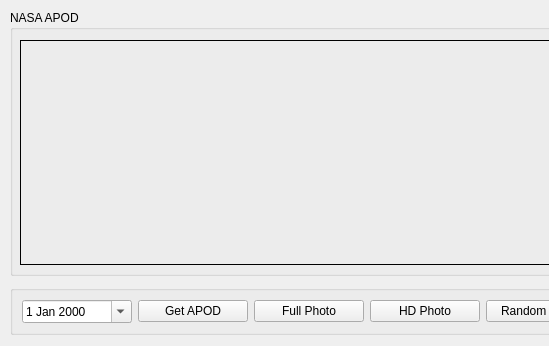
The window that NASA APOD V4/main_window.ui (itinstructor/NASA_APOD_PySide6) describes before a commit, drawn with Qt 5; both pictures show x 0 to 549 and y 0 to 346 of the 851 by 346 pixel window.
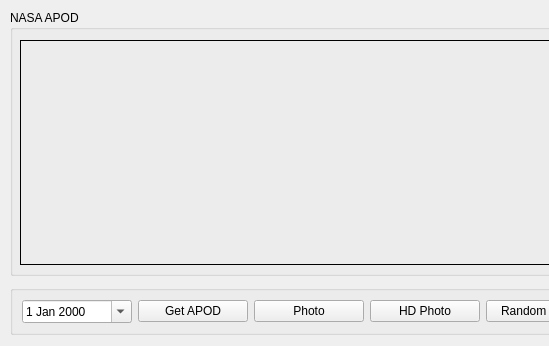
The same window after the commit.

Commit message: Add file save confirmation dialog

The edit to the form file:
```diff
--- a/NASA APOD V4/main_window.ui
+++ b/NASA APOD V4/main_window.ui
@@ -147,7 +147,7 @@
         <string>Display full photo</string>
        </property>
        <property name="text">
-        <string>Full Photo</string>
+        <string>Photo</string>
        </property>
       </widget>
      </item>
```
The commit also changes 2 other files.
